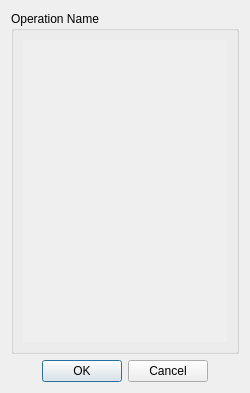
Old version of the form mafGUI/mafOperationWidget.ui in the repository tartarini/MAF3.
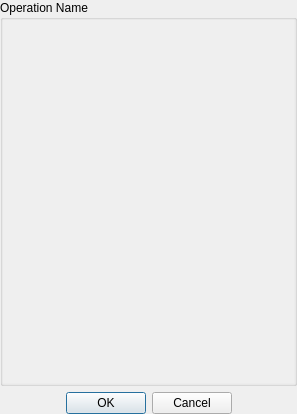
New version of the form.

Commit message: Updated margins in main layout.

What changed in the file:
```diff
--- a/mafGUI/mafOperationWidget.ui
+++ b/mafGUI/mafOperationWidget.ui
@@ -6,8 +6,8 @@
    <rect>
     <x>0</x>
     <y>0</y>
-    <width>250</width>
-    <height>393</height>
+    <width>297</width>
+    <height>414</height>
    </rect>
   </property>
   <property name="sizePolicy">
@@ -31,10 +31,13 @@
   <property name="windowTitle">
    <string>Form</string>
   </property>
-  <layout class="QVBoxLayout" name="verticalLayout_2">
-   <item>
-    <layout class="QVBoxLayout" name="verticalLayout">
-     <item>
+  <layout class="QGridLayout" name="gridLayout_4">
+   <property name="margin">
+    <number>0</number>
+   </property>
+   <item row="0" column="0">
+    <layout class="QGridLayout" name="gridLayout_2">
+     <item row="0" column="0">
       <widget class="QGroupBox" name="boxOperation">
        <property name="sizePolicy">
         <sizepolicy hsizetype="Expanding" vsizetype="Expanding">
@@ -46,15 +49,18 @@
         <string>Operation Name</string>
        </property>
        <property name="flat">
-        <bool>false</bool>
+        <bool>true</bool>
        </property>
        <property name="checkable">
         <bool>false</bool>
        </property>
-       <layout class="QVBoxLayout" name="verticalLayout_3">
-        <item>
-         <layout class="QVBoxLayout" name="verticalLayoutBox">
-          <item>
+       <layout class="QGridLayout" name="gridLayout">
+        <property name="margin">
+         <number>0</number>
+        </property>
+        <item row="0" column="0">
+         <layout class="QGridLayout" name="gridLayout_3">
+          <item row="0" column="0">
            <widget class="QScrollArea" name="scrollArea">
             <property name="frameShape">
              <enum>QFrame::NoFrame</enum>
@@ -65,13 +71,16 @@
             <property name="widgetResizable">
              <bool>true</bool>
             </property>
+            <property name="alignment">
+             <set>Qt::AlignLeading|Qt::AlignLeft|Qt::AlignVCenter</set>
+            </property>
             <widget class="QWidget" name="scrollAreaWidgetContents">
              <property name="geometry">
               <rect>
                <x>0</x>
                <y>0</y>
-               <width>182</width>
-               <height>271</height>
+               <width>277</width>
+               <height>339</height>
               </rect>
              </property>
              <property name="sizePolicy">
@@ -83,17 +92,11 @@
              <property name="autoFillBackground">
               <bool>true</bool>
              </property>
-             <widget class="QWidget" name="verticalLayoutWidget">
-              <property name="geometry">
-               <rect>
-                <x>-1</x>
-                <y>-1</y>
-                <width>181</width>
-                <height>271</height>
-               </rect>
-              </property>
-              <layout class="QVBoxLayout" name="verticalLayoutOperation"/>
-             </widget>
+             <layout class="QVBoxLayout" name="verticalLayout">
+              <item>
+               <layout class="QVBoxLayout" name="verticalLayoutOperation"/>
+              </item>
+             </layout>
             </widget>
            </widget>
           </item>
@@ -102,7 +105,7 @@
        </layout>
       </widget>
      </item>
-     <item>
+     <item row="1" column="0">
       <widget class="QDialogButtonBox" name="buttonOkCancel">
        <property name="standardButtons">
         <set>QDialogButtonBox::Cancel|QDialogButtonBox::Ok</set>
```
Left out of the diff: 3 changed lines with no effect on the pictures. The commit also changes 2 other files.
